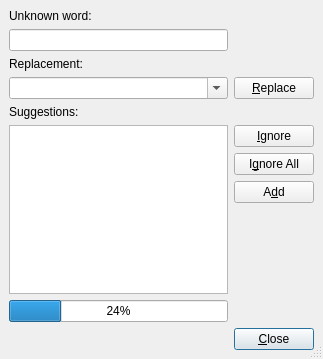
The window that src/frontends/qt4/ui/SpellcheckerUi.ui (cburschka/lyx) describes before a commit, drawn with Qt 5.
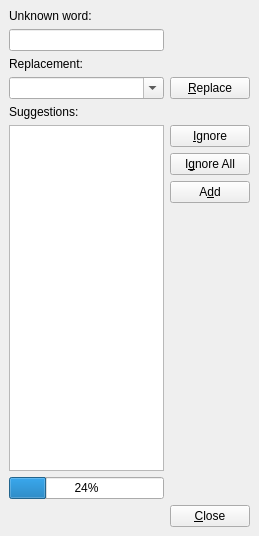
The same window after the commit.

Commit message: transform the SpellChecker gui into a dock widget. This commit introduces a new way to use the ui file in a more transparent way with regards to header inclusion.

Patch:
```diff
--- a/src/frontends/qt4/ui/SpellcheckerUi.ui
+++ b/src/frontends/qt4/ui/SpellcheckerUi.ui
@@ -1,117 +1,19 @@
 <ui version="4.0" >
  <class>SpellcheckerUi</class>
- <widget class="QDialog" name="SpellcheckerUi" >
+ <widget class="QDockWidget" name="SpellcheckerUi" >
   <property name="geometry" >
    <rect>
     <x>0</x>
     <y>0</y>
-    <width>323</width>
-    <height>359</height>
+    <width>259</width>
+    <height>536</height>
    </rect>
   </property>
   <property name="windowTitle" >
    <string/>
   </property>
-  <property name="sizeGripEnabled" >
-   <bool>true</bool>
-  </property>
-  <layout class="QGridLayout" >
-   <property name="margin" >
-    <number>9</number>
-   </property>
-   <property name="spacing" >
-    <number>6</number>
-   </property>
-   <item row="10" column="1" >
-    <widget class="QPushButton" name="closePB" >
-     <property name="text" >
-      <string>&amp;Close</string>
-     </property>
-    </widget>
-   </item>
-   <item row="4" column="0" >
-    <widget class="QLabel" name="TextLabel2" >
-     <property name="text" >
-      <string>Suggestions:</string>
-     </property>
-     <property name="buddy" >
-      <cstring>suggestionsLW</cstring>
-     </property>
-    </widget>
-   </item>
-   <item row="3" column="1" >
-    <widget class="QPushButton" name="replacePB" >
-     <property name="toolTip" >
-      <string>Replace word with current choice</string>
-     </property>
-     <property name="text" >
-      <string>&amp;Replace</string>
-     </property>
-    </widget>
-   </item>
-   <item row="7" column="1" >
-    <widget class="QPushButton" name="addPB" >
-     <property name="toolTip" >
-      <string>Add the word to your personal dictionary</string>
-     </property>
-     <property name="text" >
-      <string>A&amp;dd</string>
-     </property>
-    </widget>
-   </item>
-   <item row="5" column="1" >
-    <widget class="QPushButton" name="ignorePB" >
-     <property name="toolTip" >
-      <string>Ignore this word</string>
-     </property>
-     <property name="text" >
-      <string>&amp;Ignore</string>
-     </property>
-    </widget>
-   </item>
-   <item row="6" column="1" >
-    <widget class="QPushButton" name="replacePB_3" >
-     <property name="toolTip" >
-      <string>Ignore this word throughout this session</string>
-     </property>
-     <property name="text" >
-      <string>I&amp;gnore All</string>
-     </property>
-    </widget>
-   </item>
-   <item row="8" column="1" >
-    <spacer>
-     <property name="orientation" >
-      <enum>Qt::Vertical</enum>
-     </property>
-     <property name="sizeType" >
-      <enum>QSizePolicy::Expanding</enum>
-     </property>
-     <property name="sizeHint" >
-      <size>
-       <width>20</width>
-       <height>20</height>
-      </size>
-     </property>
-    </spacer>
-   </item>
-   <item row="2" column="0" >
-    <widget class="QLabel" name="TextLabel1" >
-     <property name="text" >
-      <string>Replacement:</string>
-     </property>
-     <property name="buddy" >
-      <cstring>replaceCO</cstring>
-     </property>
-    </widget>
-   </item>
-   <item row="1" column="0" >
-    <widget class="QLineEdit" name="wordED" >
-     <property name="toolTip" >
-      <string>Current word</string>
-     </property>
-    </widget>
-   </item>
+  <widget class="QWidget" name="dockWidgetContents" >
+   <layout class="QGridLayout" name="gridLayout" >
    <item row="0" column="0" >
     <widget class="QLabel" name="TextLabel3" >
      <property name="text" >
@@ -122,12 +24,27 @@
      </property>
     </widget>
    </item>
+    <item row="1" column="0" >
+     <widget class="QLineEdit" name="wordED" >
+      <property name="toolTip" >
+       <string>Current word</string>
+      </property>
+     </widget>
+    </item>
+    <item row="2" column="0" >
+     <widget class="QLabel" name="TextLabel1" >
+      <property name="text" >
+       <string>Replacement:</string>
+      </property>
+      <property name="buddy" >
+       <cstring>replaceCO</cstring>
+      </property>
+     </widget>
+    </item>
    <item row="3" column="0" >
     <widget class="QComboBox" name="replaceCO" >
      <property name="sizePolicy" >
-      <sizepolicy>
-       <hsizetype>3</hsizetype>
-       <vsizetype>0</vsizetype>
+       <sizepolicy vsizetype="Fixed" hsizetype="MinimumExpanding" >
        <horstretch>0</horstretch>
        <verstretch>0</verstretch>
       </sizepolicy>
@@ -152,9 +69,75 @@
      </property>
     </widget>
    </item>
+    <item row="3" column="1" >
+     <widget class="QPushButton" name="replacePB" >
+      <property name="toolTip" >
+       <string>Replace word with current choice</string>
+      </property>
+      <property name="text" >
+       <string>&amp;Replace</string>
+      </property>
+     </widget>
+    </item>
+    <item row="4" column="0" >
+     <widget class="QLabel" name="TextLabel2" >
+      <property name="text" >
+       <string>Suggestions:</string>
+      </property>
+      <property name="buddy" >
+       <cstring>suggestionsLW</cstring>
+      </property>
+     </widget>
+    </item>
    <item rowspan="4" row="5" column="0" >
     <widget class="QListWidget" name="suggestionsLW" />
    </item>
+    <item row="5" column="1" >
+     <widget class="QPushButton" name="ignorePB" >
+      <property name="toolTip" >
+       <string>Ignore this word</string>
+      </property>
+      <property name="text" >
+       <string>&amp;Ignore</string>
+      </property>
+     </widget>
+    </item>
+    <item row="6" column="1" >
+     <widget class="QPushButton" name="replacePB_3" >
+      <property name="toolTip" >
+       <string>Ignore this word throughout this session</string>
+      </property>
+      <property name="text" >
+       <string>I&amp;gnore All</string>
+      </property>
+     </widget>
+    </item>
+    <item row="7" column="1" >
+     <widget class="QPushButton" name="addPB" >
+      <property name="toolTip" >
+       <string>Add the word to your personal dictionary</string>
+      </property>
+      <property name="text" >
+       <string>A&amp;dd</string>
+      </property>
+     </widget>
+    </item>
+    <item row="8" column="1" >
+     <spacer name="spacer" >
+      <property name="orientation" >
+       <enum>Qt::Vertical</enum>
+      </property>
+      <property name="sizeType" >
+       <enum>QSizePolicy::Expanding</enum>
+      </property>
+      <property name="sizeHint" stdset="0" >
+       <size>
+        <width>74</width>
+        <height>98</height>
+       </size>
+      </property>
+     </spacer>
+    </item>
    <item row="9" column="0" >
     <widget class="QProgressBar" name="spellcheckPR" >
      <property name="value" >
@@ -165,22 +148,16 @@
      </property>
     </widget>
    </item>
-  </layout>
- </widget>
- <pixmapfunction></pixmapfunction>
- <includes>
-  <include location="local" >qt_i18n.h</include>
- </includes>
- <tabstops>
-  <tabstop>wordED</tabstop>
-  <tabstop>replaceCO</tabstop>
-  <tabstop>replacePB</tabstop>
-  <tabstop>suggestionsLW</tabstop>
-  <tabstop>ignorePB</tabstop>
-  <tabstop>replacePB_3</tabstop>
-  <tabstop>addPB</tabstop>
-  <tabstop>closePB</tabstop>
- </tabstops>
+    <item row="10" column="1" >
+     <widget class="QPushButton" name="closePB" >
+      <property name="text" >
+       <string>&amp;Close</string>
+      </property>
+     </widget>
+    </item>
+   </layout>
+  </widget>
+ </widget>
  <resources/>
  <connections/>
 </ui>
```
Left out of the diff: 2 changed lines with no effect on the pictures. Lines whose indentation alone changed are shown as unchanged. The commit also changes 2 other files.
